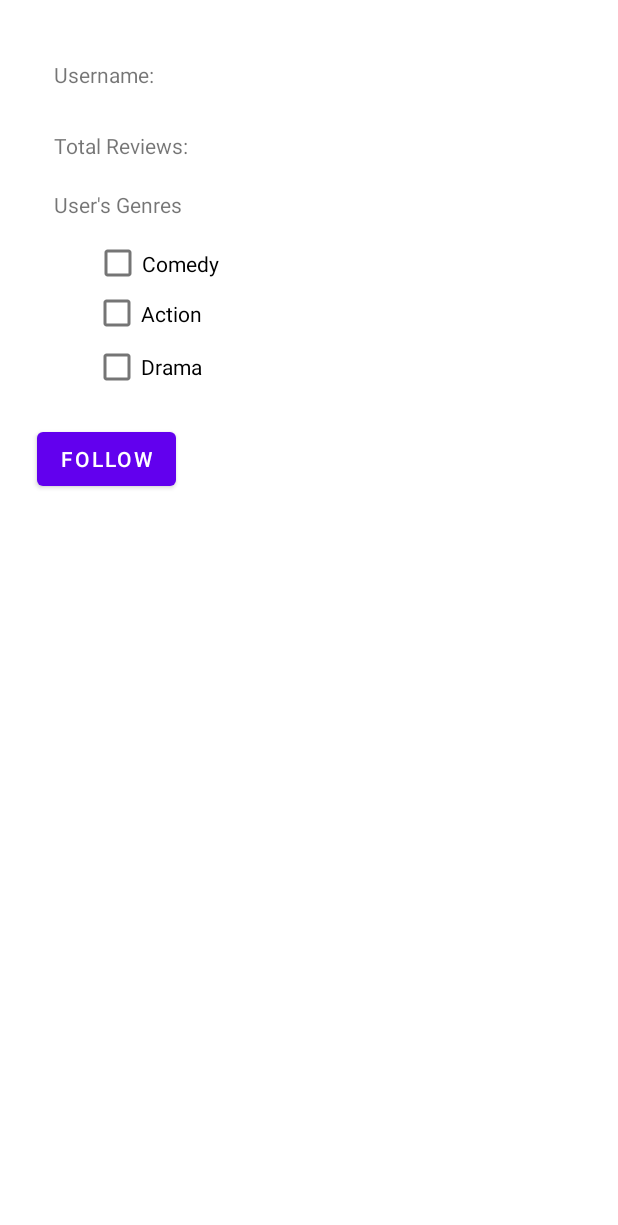
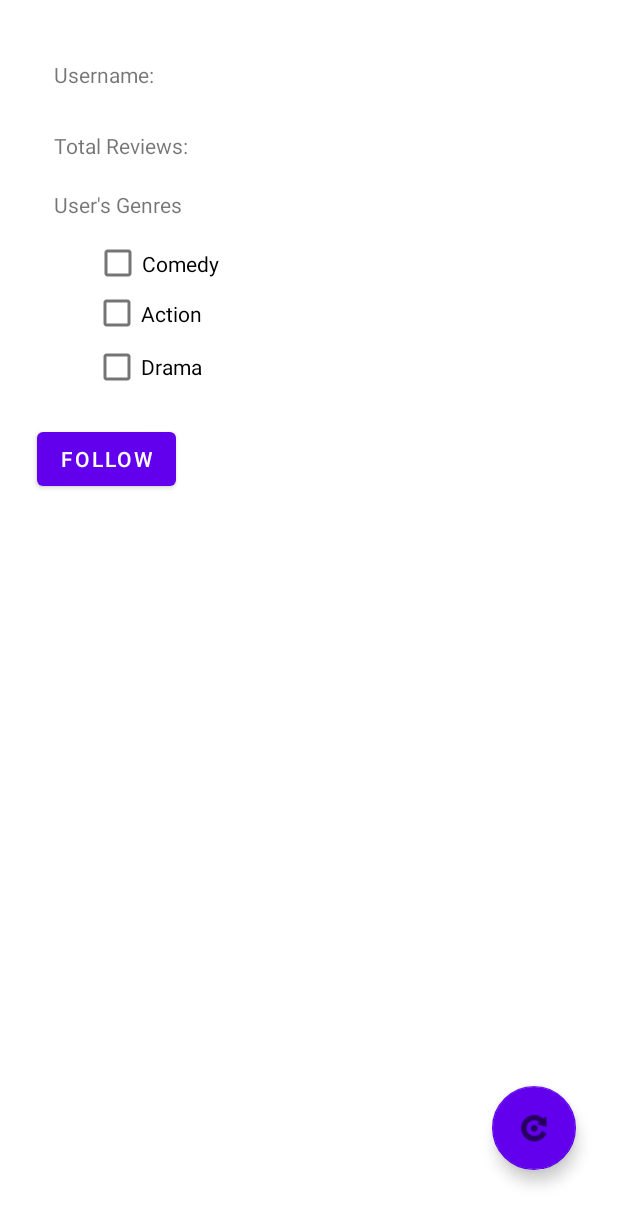
Before and after one commit to eshwaribhide/Movie-Reviewer-Android-App, an Android app: the layout activity_static_profile_page.xml on its own in the app's theme, with its tools: preview values and no code run, on a phone screen of 412 x 824 dp. Shown: the top 1225 px of the screen. Run offline under Robolectric (Android 15) with nearby library versions, the phone set to English and light mode, and no system bars.

Commit message:
Add refresh button for static profile page

```diff
--- a/app/src/main/java/edu/neu/madcourse/numad22sp_moviereviewer_teamdedj/StaticProfilePageActivity.java
+++ b/app/src/main/java/edu/neu/madcourse/numad22sp_moviereviewer_teamdedj/StaticProfilePageActivity.java
@@ -16,8 +16,6 @@
 import com.google.firebase.database.DataSnapshot;
 import com.google.firebase.database.DatabaseReference;
 import com.google.firebase.database.FirebaseDatabase;
-
-import java.util.Comparator;
 
 public class StaticProfilePageActivity extends AppCompatActivity {
     private String currentUser;
@@ -129,4 +127,9 @@
                 }
             }
         });}
+
+    public void floatingActionButtonOnClick(View view) {
+        finish();
+        startActivity(getIntent());
+    }
 }
--- a/app/src/main/res/layout/activity_static_profile_page.xml
+++ b/app/src/main/res/layout/activity_static_profile_page.xml
@@ -94,4 +94,17 @@
         app:layout_constraintStart_toStartOf="parent"
         app:layout_constraintTop_toBottomOf="@+id/staticUsersGenres" />
 
+    <com.google.android.material.floatingactionbutton.FloatingActionButton
+        android:id="@+id/floatingActionButton3"
+        android:layout_width="wrap_content"
+        android:layout_height="wrap_content"
+        android:layout_marginEnd="28dp"
+        android:layout_marginBottom="44dp"
+        android:clickable="true"
+        android:onClick="floatingActionButtonOnClick"
+        app:backgroundTint="@color/purple_500"
+        app:layout_constraintBottom_toBottomOf="parent"
+        app:layout_constraintEnd_toEndOf="parent"
+        app:srcCompat="@android:drawable/ic_menu_rotate" />
+
 </androidx.constraintlayout.widget.ConstraintLayout>
```
